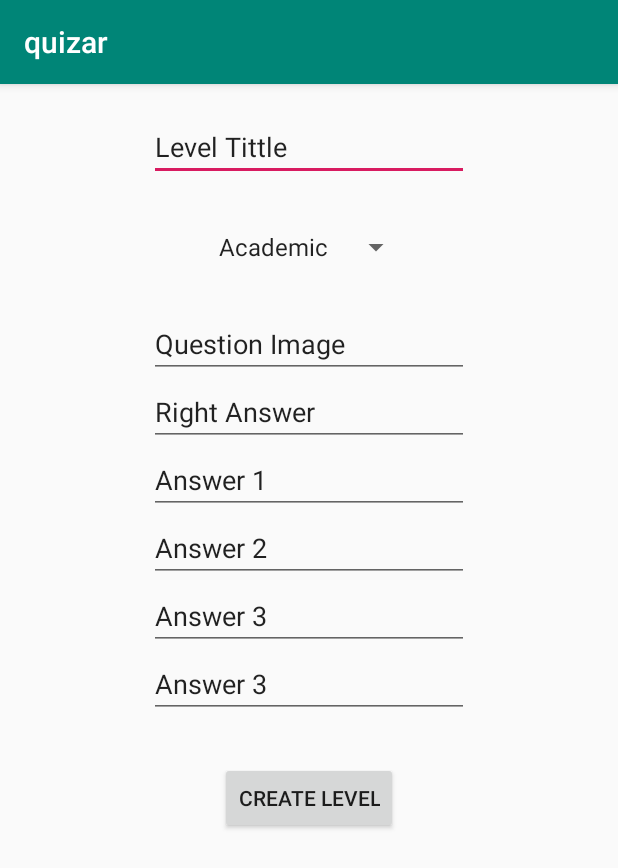
After one commit to poseipy/quizar_v0.1, an Android app: the LevelCreation screen opened directly, with no data from a screen before it, on a phone screen of 412 x 824 dp. The commit adds this screen. Shown: the top 868 px of the screen. Run offline under Robolectric (Android 15) with nearby library versions, the phone set to English and light mode, and no system bars; our stand-ins replace Firebase (no records; nobody signed in at launch, a user with empty details on screens opened directly).

Commit message:
Commit 3 (Category Create)

```diff
--- a/app/src/main/java/com/example/quizar/LevelActivity.java
+++ b/app/src/main/java/com/example/quizar/LevelActivity.java
@@ -35,7 +35,6 @@ public class LevelActivity extends AppCompatActivity{
     private DatabaseReference mRootRef = FirebaseDatabase.getInstance().getReference();
     private DatabaseReference mLevelsRef = mRootRef.child("levels");
     private DatabaseReference mOneRef = mLevelsRef.child("1");
-
     ArrayList<ArrayList<String>> quizArray = new ArrayList<>();
 
     DatabaseReference[][] quizData = new DatabaseReference[][]{
--- /dev/null
+++ b/app/src/main/java/com/example/quizar/LevelCreation.java
@@ -0,0 +1,90 @@
+package com.example.quizar;
+
+import android.os.Bundle;
+import android.view.View;
+import android.widget.ArrayAdapter;
+import android.widget.Button;
+import android.widget.EditText;
+import android.widget.Spinner;
+import android.widget.Toast;
+
+import androidx.annotation.NonNull;
+import androidx.appcompat.app.AppCompatActivity;
+
+import com.google.android.gms.tasks.OnFailureListener;
+import com.google.android.gms.tasks.OnSuccessListener;
+import com.google.firebase.database.DatabaseReference;
+import com.google.firebase.database.FirebaseDatabase;
+
+public class LevelCreation extends AppCompatActivity {
+
+    FirebaseDatabase database = FirebaseDatabase.getInstance();
+    DatabaseReference mRootRef = database.getReference();
+    DatabaseReference mLevelsRef = mRootRef.child("levels_data").push();
+    DatabaseReference mCategoryRef = mRootRef.child("level_category");
+    DatabaseReference mTittleRef = mRootRef.child("levels_tittle");
+
+    EditText levels_Tittle;
+    EditText question_image;
+    EditText right_answer;
+    EditText answer_1;
+    EditText answer_2;
+    EditText answer_3;
+    EditText question;
+    Button create_level;
+    Spinner spinner_category;
+
+    String levels_id = mLevelsRef.getKey();
+
+    @Override
+    protected void onCreate(Bundle savedInstanceState) {
+        super.onCreate(savedInstanceState);
+        setContentView(R.layout.activity_level_creation);
+        question_image = findViewById(R.id.question_image);
+        right_answer = findViewById(R.id.right_answer);
+        answer_1 = findViewById(R.id.answer_1);
+        answer_2 = findViewById(R.id.answer_2);
+        answer_3 = findViewById(R.id.answer_3);
+        question = findViewById(R.id.question);
+        create_level = findViewById(R.id.create_level);
+        spinner_category = findViewById(R.id.spinnerCateogry);
+        levels_Tittle = findViewById(R.id.question_tittle);
+
+        ArrayAdapter<CharSequence> category = ArrayAdapter.createFromResource(this, R.array.Category, android.R.layout.simple_spinner_item);
+        category.setDropDownViewResource(android.R.layout.simple_spinner_dropdown_item);
+        spinner_category.setAdapter(category);
+
+
+        insertData();
+    }
+
+    private void insertData(){
+        create_level.setOnClickListener(new View.OnClickListener() {
+            @Override
+            public void onClick(View v) {
+                String s_question_image = question_image.getText().toString();
+                String s_right_answer = right_answer.getText().toString();
+                String s_answer_1 = answer_1.getText().toString();
+                String s_answer_2 = answer_2.getText().toString();
+                String s_answer_3 = answer_3.getText().toString();
+                String s_question = question.getText().toString();
+                String s_category = spinner_category.getSelectedItem().toString();
+                LevelData levelData = new LevelData(s_question_image, s_right_answer, s_answer_1, s_answer_2, s_answer_3, s_question,s_category);
+
+                mCategoryRef.child(levels_id).setValue(s_category);
+                mLevelsRef.setValue(levelData).addOnSuccessListener(new OnSuccessListener<Void>() {
+                    @Override
+                    public void onSuccess(Void aVoid) {
+                        Toast.makeText(getApplicationContext(), "Succes",Toast.LENGTH_SHORT).show();
+                    }
+                }).addOnFailureListener(new OnFailureListener() {
+                    @Override
+                    public void onFailure(@NonNull Exception e) {
+                        Toast.makeText(getApplicationContext(),"Fail",Toast.LENGTH_LONG).show();
+                    }
+                });
+            }
+        });
+
+    }
+}
--- a/app/src/main/java/com/example/quizar/LoginActivity.java
+++ b/app/src/main/java/com/example/quizar/LoginActivity.java
@@ -78,7 +78,7 @@ public class LoginActivity extends AppCompatActivity {
 
     private void initializeUI() {
         emailTV = findViewById(R.id.email);
-        passwordTV = findViewById(R.id.password);
+            passwordTV = findViewById(R.id.password);
 
         loginBtn = findViewById(R.id.login);
         progressBar = findViewById(R.id.progressBar);
--- /dev/null
+++ b/app/src/main/res/layout/activity_level_creation.xml
@@ -0,0 +1,123 @@
+<?xml version="1.0" encoding="utf-8"?>
+<androidx.constraintlayout.widget.ConstraintLayout xmlns:android="http://schemas.android.com/apk/res/android"
+    xmlns:app="http://schemas.android.com/apk/res-auto"
+    xmlns:tools="http://schemas.android.com/tools"
+    android:layout_width="match_parent"
+    android:layout_height="match_parent"
+    tools:context=".LevelCreation">
+
+    <EditText
+        android:id="@+id/question_tittle"
+        android:layout_width="wrap_content"
+        android:layout_height="wrap_content"
+        android:ems="10"
+        android:inputType="textPersonName"
+        android:text="Level Tittle"
+        app:layout_constraintBottom_toBottomOf="@id/question_image"
+        app:layout_constraintEnd_toEndOf="parent"
+        app:layout_constraintStart_toStartOf="parent"
+        app:layout_constraintTop_toTopOf="parent"
+        app:layout_constraintVertical_bias="0.13" />
+
+
+    <EditText
+        android:id="@+id/question_image"
+        android:layout_width="wrap_content"
+        android:layout_height="wrap_content"
+        android:ems="10"
+        android:inputType="textPersonName"
+        android:text="Question Image"
+        app:layout_constraintBottom_toBottomOf="parent"
+        app:layout_constraintEnd_toEndOf="parent"
+        app:layout_constraintStart_toStartOf="parent"
+        app:layout_constraintTop_toBottomOf="@id/question_tittle"
+        app:layout_constraintVertical_bias="0.13" />
+
+    <EditText
+        android:id="@+id/right_answer"
+        android:layout_width="wrap_content"
+        android:layout_height="wrap_content"
+        android:ems="10"
+        android:inputType="textPersonName"
+        android:text="Right Answer"
+        app:layout_constraintBottom_toBottomOf="parent"
+        app:layout_constraintEnd_toEndOf="parent"
+        app:layout_constraintStart_toStartOf="parent"
+        app:layout_constraintTop_toBottomOf="@+id/question_image"
+        app:layout_constraintVertical_bias="0.0" />
+
+    <EditText
+        android:id="@+id/answer_1"
+        android:layout_width="wrap_content"
+        android:layout_height="wrap_content"
+        android:ems="10"
+        android:inputType="textPersonName"
+        android:text="Answer 1"
+        app:layout_constraintBottom_toBottomOf="parent"
+        app:layout_constraintEnd_toEndOf="parent"
+        app:layout_constraintStart_toStartOf="parent"
+        app:layout_constraintTop_toBottomOf="@+id/right_answer"
+        app:layout_constraintVertical_bias="0.0" />
+
+    <EditText
+        android:id="@+id/answer_2"
+        android:layout_width="wrap_content"
+        android:layout_height="wrap_content"
+        android:ems="10"
+        android:inputType="textPersonName"
+        android:text="Answer 2"
+        app:layout_constraintBottom_toBottomOf="parent"
+        app:layout_constraintEnd_toEndOf="parent"
+        app:layout_constraintStart_toStartOf="parent"
+        app:layout_constraintTop_toBottomOf="@+id/answer_1"
+        app:layout_constraintVertical_bias="0.0" />
+
+    <EditText
+        android:id="@+id/answer_3"
+        android:layout_width="wrap_content"
+        android:layout_height="wrap_content"
+        android:ems="10"
+        android:inputType="textPersonName"
+        android:text="Answer 3"
+        app:layout_constraintBottom_toBottomOf="parent"
+        app:layout_constraintEnd_toEndOf="parent"
+        app:layout_constraintStart_toStartOf="parent"
+        app:layout_constraintTop_toBottomOf="@+id/answer_2"
+        app:layout_constraintVertical_bias="0.0" />
+
+    <EditText
+        android:id="@+id/question"
+        android:layout_width="wrap_content"
+        android:layout_height="wrap_content"
+        android:ems="10"
+        android:inputType="textPersonName"
+        android:text="Answer 3"
+        app:layout_constraintBottom_toBottomOf="parent"
+        app:layout_constraintEnd_toEndOf="parent"
+        app:layout_constraintStart_toStartOf="parent"
+        app:layout_constraintTop_toBottomOf="@+id/answer_3"
+        app:layout_constraintVertical_bias="0.0" />
+
+    <Button
+        android:id="@+id/create_level"
+        android:layout_width="wrap_content"
+        android:layout_height="wrap_content"
+        android:text="Create Level"
+        app:layout_constraintBottom_toBottomOf="parent"
+        app:layout_constraintEnd_toEndOf="parent"
+        app:layout_constraintStart_toStartOf="parent"
+        app:layout_constraintTop_toBottomOf="@+id/question"
+        app:layout_constraintVertical_bias="0.100000024" />
+
+    <Spinner
+        android:id="@+id/spinnerCateogry"
+        android:layout_width="wrap_content"
+        android:layout_height="wrap_content"
+        android:layout_marginTop="30dp"
+        android:layout_marginBottom="27dp"
+        app:layout_constraintBottom_toTopOf="@+id/question_image"
+        app:layout_constraintEnd_toEndOf="parent"
+        app:layout_constraintStart_toStartOf="parent"
+        app:layout_constraintTop_toBottomOf="@+id/question_tittle" />
+
+</androidx.constraintlayout.widget.ConstraintLayout>
--- a/app/src/main/res/values/strings.xml
+++ b/app/src/main/res/values/strings.xml
@@ -9,4 +9,9 @@
     <string name="invalid_username">Not a valid username</string>
     <string name="invalid_password">Password must be >5 characters</string>
     <string name="login_failed">"Login failed"</string>
+    <string-array name="Category">
+        <item>Academic</item>
+        <item>Game</item>
+        <item>Trivia</item>
+    </string-array>
 </resources>
--- a/build.gradle
+++ b/build.gradle
@@ -7,7 +7,7 @@ buildscript {
 
     }
     dependencies {
-        classpath 'com.android.tools.build:gradle:3.6.0'
+        classpath 'com.android.tools.build:gradle:3.6.1'
         classpath 'com.google.gms:google-services:4.3.3'
         // NOTE: Do not place your application dependencies here; they belong
         // in the individual module build.gradle files
```
Also changed, not shown: app/src/main/AndroidManifest.xml (+10 -9 lines), app/src/main/java/com/example/quizar/AuthTrain.java (added, +78 -0 lines), app/src/main/java/com/example/quizar/CategoryActivity.java (+4 -3 lines), app/src/main/java/com/example/quizar/LevelData.java (+13 -1 lines), app/src/main/java/com/example/quizar/MainActivity.java (+16 -10 lines), app/src/main/java/com/example/quizar/TestLevelActivity.java (deleted, +0 -49 lines), app/src/main/res/layout/activity_auth_train.xml (added, +9 -0 lines), app/src/main/res/layout/activity_main.xml (+26 -0 lines).
